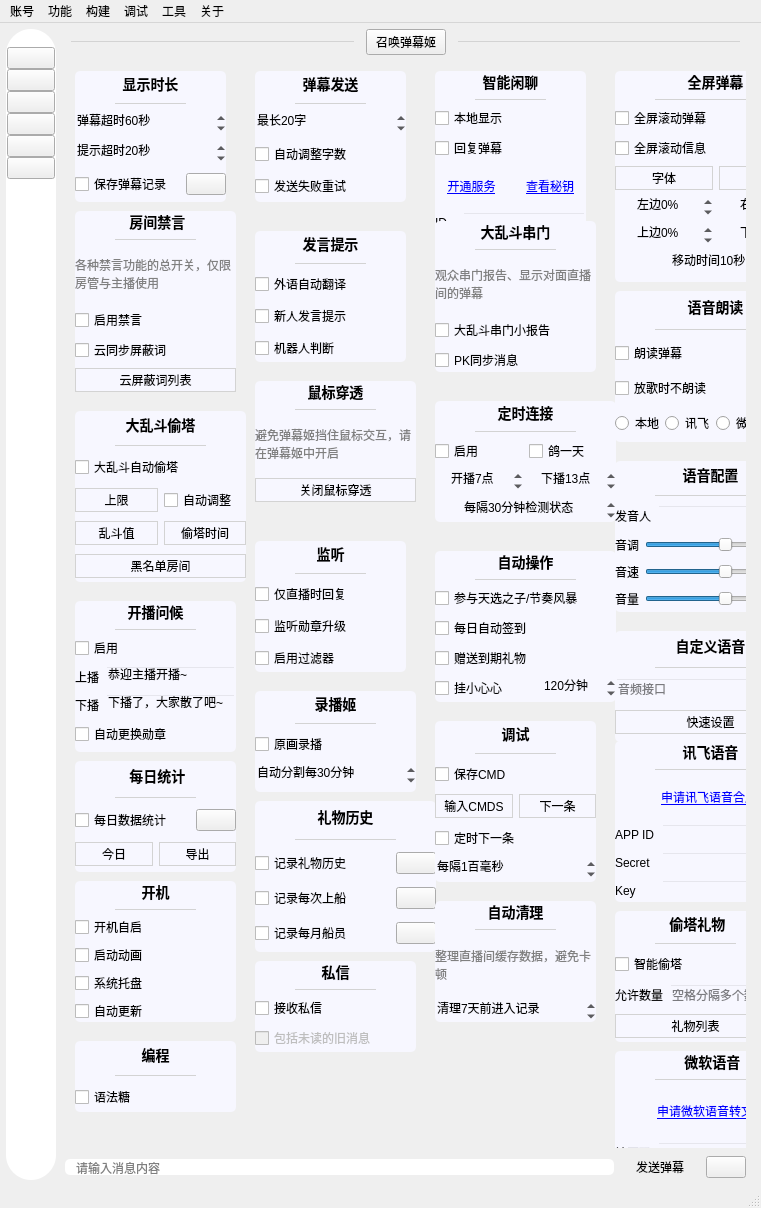
This is mainwindow/mainwindow.ui in iwxyi/Bilibili-MagicalDanmaku as Qt 5 draws it before an edit. The edited form follows.
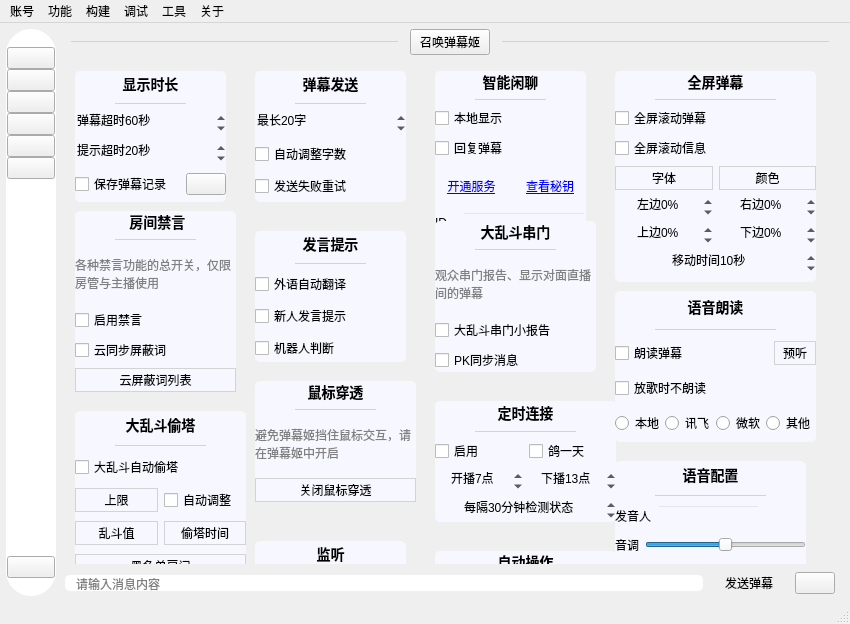
This is the edited form. Icons and pictures are not drawn. Custom widgets are drawn as their Qt base class.

Commit message: 添加论坛按钮

```diff
--- a/mainwindow/mainwindow.ui
+++ b/mainwindow/mainwindow.ui
@@ -6,8 +6,8 @@
    <rect>
     <x>0</x>
     <y>0</y>
-    <width>761</width>
-    <height>1208</height>
+    <width>850</width>
+    <height>624</height>
    </rect>
   </property>
   <property name="windowTitle">
@@ -192,6 +192,23 @@
          </property>
         </spacer>
        </item>
+       <item>
+        <widget class="WaterZoomButton" name="forumButton">
+         <property name="cursor">
+          <cursorShape>PointingHandCursor</cursorShape>
+         </property>
+         <property name="toolTip">
+          <string>直播论坛：提问/反馈/建议</string>
+         </property>
+         <property name="text">
+          <string/>
+         </property>
+         <property name="icon">
+          <iconset resource="../resources/resource.qrc">
+           <normaloff>:/icons/modify</normaloff>:/icons/modify</iconset>
+         </property>
+        </widget>
+       </item>
       </layout>
      </widget>
     </item>
@@ -1544,8 +1561,8 @@
             <rect>
              <x>0</x>
              <y>0</y>
-             <width>681</width>
-             <height>1088</height>
+             <width>770</width>
+             <height>504</height>
             </rect>
            </property>
            <property name="styleSheet">
@@ -8667,7 +8684,7 @@
     <rect>
      <x>0</x>
      <y>0</y>
-     <width>761</width>
+     <width>850</width>
      <height>23</height>
     </rect>
    </property>
```
The commit also changes 2 other files.
